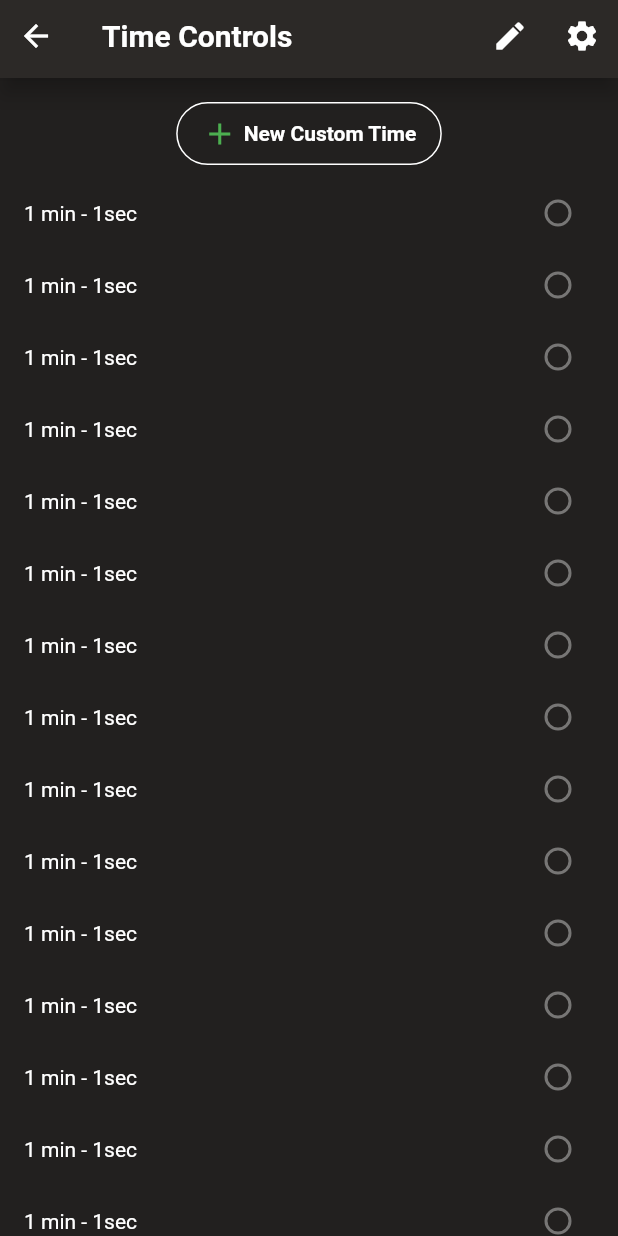
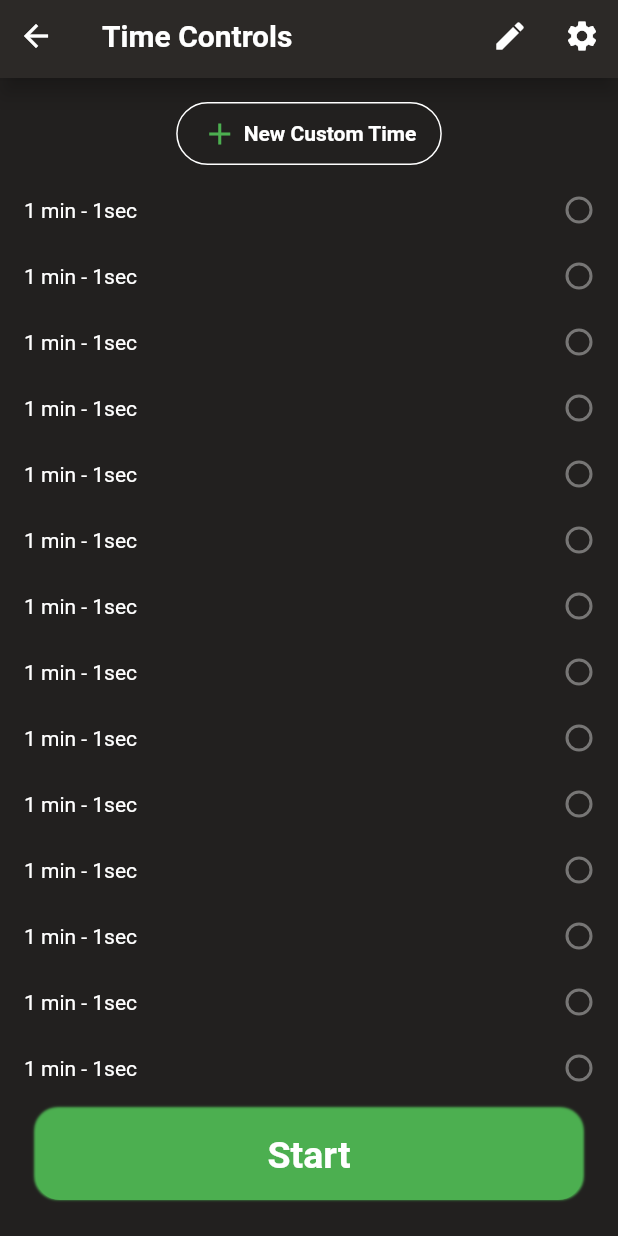
Before and after one commit to quangnd2203/flutter_chess_clock, a Flutter app: the TimeControls screen opened directly, on a phone screen of 412 x 824 dp. Run offline on Flutter 3.47's test engine with Material 2 defaults, Android fonts, the light colour scheme and no system bars; our stand-ins replace audioplayers, bloc, equatable, flutter_bloc, get, hive and 1 more; accounts and stored records are empty.

Commit message:
no message

```diff
--- a/lib/constants/app_sound.dart
+++ b/lib/constants/app_sound.dart
@@ -17,9 +17,7 @@ class AppSound {
   Future<dynamic> loading() async {
     _player.onDurationChanged.listen((event) {
       if(!Get.find<SoundCubit>().state){
-        _player.setVolume(0);
-      }else{
-        _player.setVolume(1);
+        _player.stop();
       }
     });
     return _cache.loadAll(SoundValue.values.map((e) => e.asset).toList());
--- a/lib/views/clock/clock_view.dart
+++ b/lib/views/clock/clock_view.dart
@@ -3,7 +3,7 @@ import 'dart:math';
 import 'package:demo_bloc/blocs/sound_bloc/sound_cubit.dart';
 import 'package:demo_bloc/constants/app_colors.dart';
 import 'package:demo_bloc/views/clock/time_view.dart';
-import 'package:demo_bloc/views/time/time_controls.dart';
+import 'package:demo_bloc/views/time_control/time_controls.dart';
 import 'package:flutter/material.dart';
 import 'package:get/get.dart';
 import '../../blocs/chess_clock_bloc/chess_clock_bloc.dart';
--- a/lib/views/time/time_item.dart
+++ /dev/null
@@ -1,34 +0,0 @@
-import 'package:flutter/material.dart';
-
-class TimeItem extends StatelessWidget {
-  const TimeItem({Key? key}) : super(key: key);
-
-  @override
-  Widget build(BuildContext context) {
-    return Row(
-      children: <Widget>[
-        const Expanded(
-          child: Text(
-            '1 min - 1sec',
-            style: TextStyle(fontSize: 14, color: Colors.white),
-          ),
-        ),
-        const SizedBox(
-          width: 16,
-        ),
-        Radio(
-          value: null,
-          groupValue: 10,
-          onChanged: (v) {},
-          activeColor: Colors.green,
-          splashRadius: 0.1,
-          fillColor: MaterialStateProperty.resolveWith((states){
-            if(states.isEmpty){
-              return Colors.white38;
-            }
-          }),
-        )
-      ],
-    );
-  }
-}
--- a/lib/views/time/time_controls.dart
+++ b/lib/views/time_control/time_controls.dart
@@ -37,18 +37,47 @@ class TimeControls extends StatelessWidget {
           Expanded(
             child: buildBody(),
           ),
+          buildButtonStart(),
         ],
+      ),
+    );
+  }
+
+  Widget buildButtonStart() {
+    return Container(
+      height: 60,
+      margin: const EdgeInsets.all(24).copyWith(top: 0),
+      decoration: BoxDecoration(
+        color: Colors.green,
+        borderRadius: BorderRadius.circular(16),
+        boxShadow: const <BoxShadow>[
+          BoxShadow(
+            blurRadius: 0.6,
+            spreadRadius: 1,
+            offset: Offset(0, -1),
+            color: Colors.green,
+          ),
+        ],
+      ),
+      child: const Center(
+        child: Text(
+          'Start',
+          style: TextStyle(fontSize: 25, color: Colors.white, fontWeight: FontWeight.bold),
+        ),
       ),
     );
   }
 
   Widget buildBody() {
     return SingleChildScrollView(
-      padding: const EdgeInsets.all(16),
+      padding: const EdgeInsets.all(16).copyWith(bottom: 90),
+      physics: const BouncingScrollPhysics(),
       child: Column(
         children: <Widget>[
           buildButtonAdd(),
-          const SizedBox(height: 8,),
+          const SizedBox(
+            height: 8,
+          ),
           buildList(),
         ],
       ),
--- /dev/null
+++ b/lib/views/time_control/time_item.dart
@@ -0,0 +1,42 @@
+import 'package:flutter/material.dart';
+
+class TimeItem extends StatelessWidget {
+  const TimeItem({Key? key}) : super(key: key);
+
+  @override
+  Widget build(BuildContext context) {
+    return Padding(
+      padding: const EdgeInsets.symmetric(vertical: 12),
+      child: Row(
+        children: <Widget>[
+          const Expanded(
+            child: Text(
+              '1 min - 1sec',
+              style: TextStyle(fontSize: 14, color: Colors.white),
+            ),
+          ),
+          const SizedBox(
+            width: 16,
+          ),
+          SizedBox(
+            width: 20,
+            height: 20,
+            child: Radio(
+              value: null,
+              groupValue: 10,
+              onChanged: (v) {},
+              activeColor: Colors.green,
+              splashRadius: 0.1,
+              fillColor: MaterialStateProperty.resolveWith((states){
+                if(states.isEmpty){
+                  return Colors.white38;
+                }
+                return null;
+              }),
+            ),
+          )
+        ],
+      ),
+    );
+  }
+}
```
